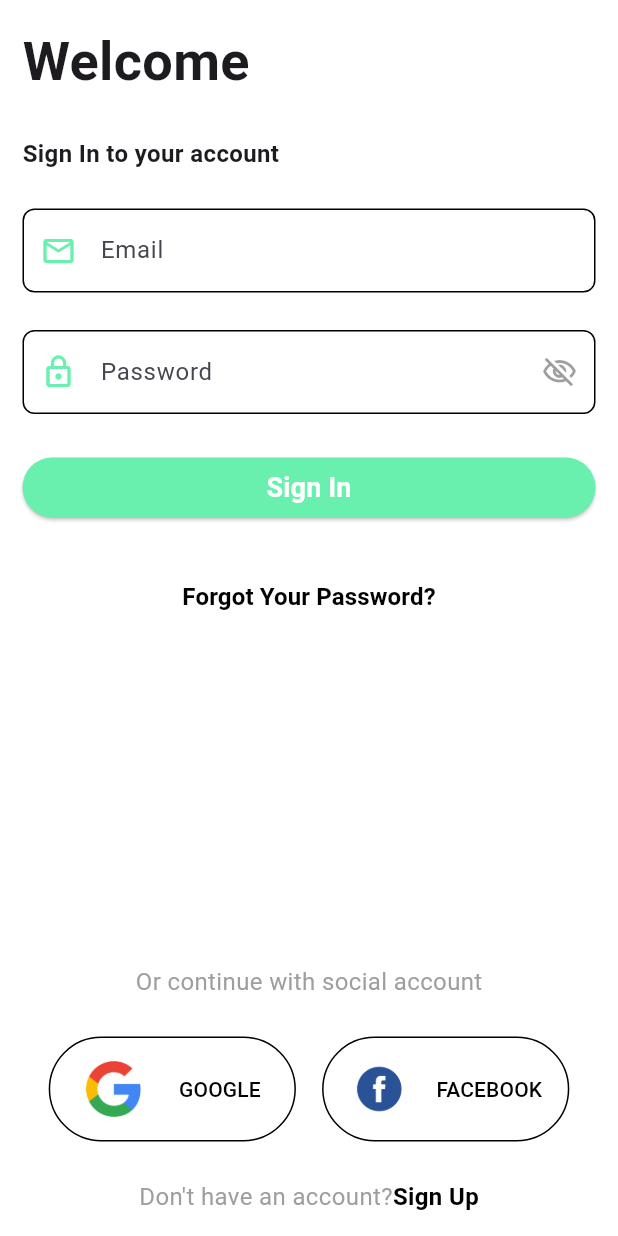
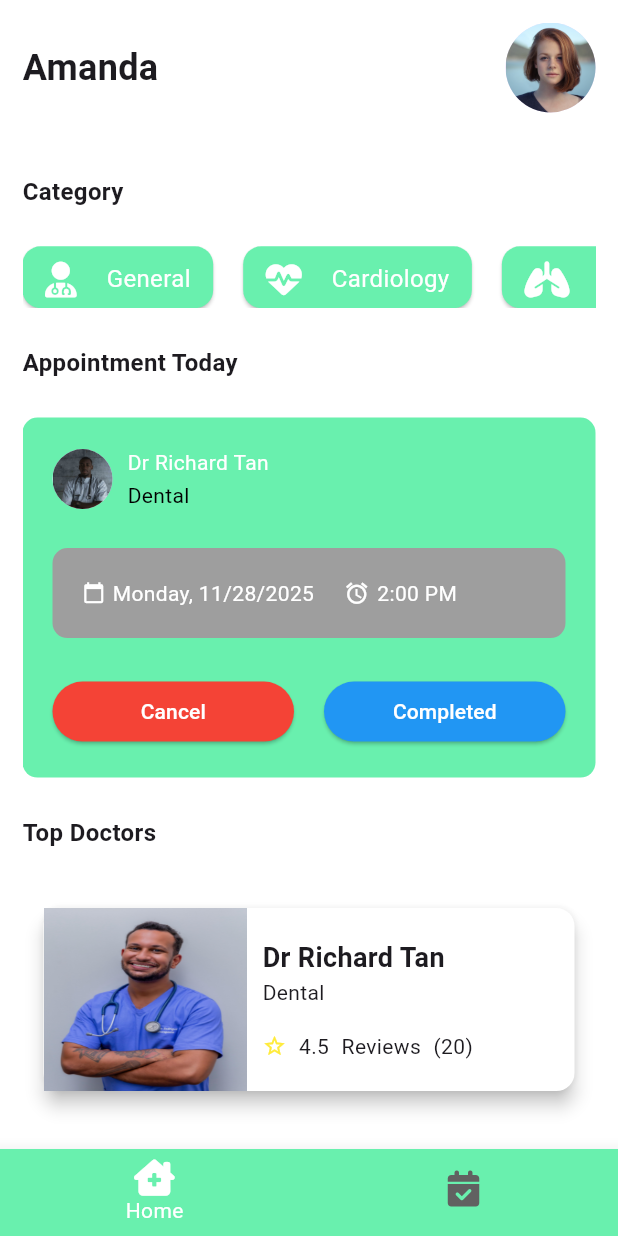
Before and after one commit to Angel-HC554/doctor_appointment_app, a Flutter app: the screen it shows after launch, after a tap on "Sign In", on a phone screen of 412 x 824 dp. Run offline on Flutter 3.47's test engine with Material 3 defaults, Android fonts, the phone set to English and light mode, and no system bars; our stand-ins replace font_awesome_flutter.

Commit message:
Main Layout and Home Page

```diff
--- /dev/null
+++ b/lib/components/appointment_card.dart
@@ -0,0 +1,124 @@
+import 'package:flutter/material.dart';
+import 'package:doctor_appointment_app/main.dart';
+import 'package:doctor_appointment_app/utils/config.dart';
+
+class AppointmentCard extends StatefulWidget {
+  AppointmentCard({Key? key}) : super(key: key);
+
+  @override
+  State<AppointmentCard> createState() => _AppointmentCardState();
+}
+
+class _AppointmentCardState extends State<AppointmentCard> {
+  @override
+  Widget build(BuildContext context) {
+    return Container(
+      width: double.infinity,
+      decoration: BoxDecoration(
+        color: Config.primaryColor,
+        borderRadius: BorderRadius.circular(10),
+      ),
+      child: Material(
+        color: Colors.transparent,
+        child: Padding(
+          padding: const EdgeInsets.all(20),
+          child: Column(
+            children: <Widget>[
+              Row(
+                children: [
+                  const CircleAvatar(
+                    backgroundImage: AssetImage(
+                      'assets/doctor_1.jpg',
+                    ), //imagen de doctor
+                  ),
+                  const SizedBox(width: 10),
+                  Column(
+                    mainAxisAlignment: MainAxisAlignment.center,
+                    crossAxisAlignment: CrossAxisAlignment.start,
+                    children: const <Widget>[
+                      Text(
+                        'Dr Richard Tan',
+                        style: TextStyle(color: Colors.white),
+                      ),
+                      SizedBox(height: 2),
+                      Text('Dental', style: TextStyle(color: Colors.black)),
+                    ],
+                  ),
+                ],
+              ),
+              Config.spaceSmall,
+              //Schedule info
+              const ScheduleCard(),
+              Config.spaceSmall,
+              //Action button
+              Row(
+                mainAxisAlignment: MainAxisAlignment.spaceBetween,
+                children: [
+                  Expanded(
+                    child: ElevatedButton(
+                      style: ElevatedButton.styleFrom(
+                        backgroundColor: Colors.red,
+                      ),
+                      child: const Text(
+                        'Cancel',
+                        style: TextStyle(color: Colors.white),
+                      ),
+                      onPressed: () {},
+                    ),
+                  ),
+                  const SizedBox(width: 20),
+                  Expanded(
+                    child: ElevatedButton(
+                      style: ElevatedButton.styleFrom(
+                        backgroundColor: Colors.blue,
+                      ),
+                      child: const Text(
+                        'Completed',
+                        style: TextStyle(color: Colors.white),
+                      ),
+                      onPressed: () {},
+                    ),
+                  ),
+                ],
+              ),
+            ],
+          ),
+        ),
+      ),
+    );
+  }
+}
+
+//Schedule Widget
+class ScheduleCard extends StatelessWidget {
+  const ScheduleCard({Key? key}) : super(key: key);
+
+  @override
+  Widget build(BuildContext context) {
+    return Container(
+      decoration: BoxDecoration(
+        color: Colors.grey,
+        borderRadius: BorderRadius.circular(10),
+      ),
+      width: double.infinity,
+      padding: const EdgeInsets.all(20),
+      child: Row(
+        crossAxisAlignment: CrossAxisAlignment.center,
+        children: <Widget>[
+          Icon(Icons.calendar_today, color: Colors.white, size: 15),
+          SizedBox(width: 5),
+          Text(
+            'Monday, 11/28/2025',
+            style: const TextStyle(color: Colors.white),
+          ),
+          SizedBox(width: 20),
+          Icon(Icons.access_alarm, color: Colors.white, size: 17),
+          SizedBox(width: 5),
+          Flexible(
+            child: Text('2:00 PM', style: const TextStyle(color: Colors.white)),
+          ),
+        ],
+      ),
+    );
+  }
+}
--- /dev/null
+++ b/lib/components/doctor_card.dart
@@ -0,0 +1,80 @@
+import 'package:doctor_appointment_app/utils/config.dart';
+import 'package:flutter/material.dart';
+
+class DoctorCard extends StatefulWidget {
+  const DoctorCard({Key? key}) : super(key: key);
+
+  @override
+  State<DoctorCard> createState() => _DoctorCardState();
+}
+
+class _DoctorCardState extends State<DoctorCard> {
+  @override
+  Widget build(BuildContext context) {
+    Config().init(context);
+    return Container(
+      padding: const EdgeInsets.symmetric(horizontal: 10, vertical: 10),
+      height: 150,
+      child: GestureDetector(
+        child: Card(
+          elevation: 5,
+          color: Colors.white,
+          child: Row(
+            children: [
+              SizedBox(
+                width: Config.widthSize * 0.33,
+                child: Image.asset('assets/doctor_2.jpg', fit: BoxFit.fill),
+              ),
+              Flexible(
+                child: Padding(
+                  padding: const EdgeInsets.symmetric(
+                    horizontal: 10,
+                    vertical: 20,
+                  ),
+                  child: Column(
+                    crossAxisAlignment: CrossAxisAlignment.start,
+                    children: <Widget>[
+                      const Text(
+                        'Dr Richard Tan',
+                        style: TextStyle(
+                          fontSize: 18,
+                          fontWeight: FontWeight.bold,
+                        ),
+                      ),
+                      const Text(
+                        'Dental',
+                        style: TextStyle(
+                          fontSize: 14,
+                          fontWeight: FontWeight.normal,
+                        ),
+                      ),
+                      const Spacer(),
+                      Row(
+                        mainAxisAlignment: MainAxisAlignment.start,
+                        children: const <Widget>[
+                          Icon(
+                            Icons.star_border,
+                            color: Colors.yellow,
+                            size: 16,
+                          ),
+                          Spacer(flex: 1),
+                          Text('4.5'),
+                          Spacer(flex: 1),
+                          Text('Reviews'),
+                          Spacer(flex: 1),
+                          Text('(20)'),
+                          Spacer(flex: 7),
+                        ],
+                      ),
+                    ],
+                  ),
+                ),
+              ),
+            ],
+          ),
+        ),
+        onTap: () {}, //redirect to doctor details
+      ),
+    );
+  }
+}
--- a/lib/components/login_form.dart
+++ b/lib/components/login_form.dart
@@ -70,7 +70,9 @@ class _LoginFormState extends State<LoginForm> {
           Button(
             width: double.infinity,
             title: 'Sign In',
-            onPressed: () {},
+            onPressed: () {
+              Navigator.of(context).pushNamed('main');
+            },
             disable: false,
           ),
         ],
--- a/lib/main.dart
+++ b/lib/main.dart
@@ -1,7 +1,7 @@
 import 'package:flutter/material.dart';
 import 'package:doctor_appointment_app/utils/config.dart';
 import 'package:doctor_appointment_app/screens/auth_page.dart';
-import 'package:doctor_appointment_app/screens/main_layout.dart';
+import 'package:doctor_appointment_app/main_layout.dart';
 
 void main() {
   runApp(const MyApp());
--- /dev/null
+++ b/lib/main_layout.dart
@@ -0,0 +1,54 @@
+import 'package:doctor_appointment_app/screens/home_page.dart';
+import 'package:flutter/material.dart';
+import 'package:doctor_appointment_app/screens/appointment_page.dart';
+import 'package:font_awesome_flutter/font_awesome_flutter.dart';
+
+class MainLayout extends StatefulWidget {
+  const MainLayout({Key? key}) : super(key: key);
+
+  @override
+  State<MainLayout> createState() => _MainLayoutState();
+}
+
+class _MainLayoutState extends State<MainLayout> {
+  int currentPage = 0;
+  final PageController _page = PageController();
+  @override
+  Widget build(BuildContext context) {
+    return Scaffold(
+      body: PageView(
+        controller: _page,
+        onPageChanged: ((value) {
+          setState(() {
+            //Actualiza pagina del index cuando el tab es presionado
+            currentPage = value;
+          });
+        }),
+        children: const <Widget>[HomePage(), AppointmentPage()],
+      ),
+      bottomNavigationBar: BottomNavigationBar(
+        currentIndex: currentPage,
+        onTap: (page) {
+          setState(() {
+            currentPage = page;
+            _page.animateToPage(
+              page,
+              duration: const Duration(milliseconds: 500),
+              curve: Curves.easeInOut,
+            );
+          });
+        },
+        items: const <BottomNavigationBarItem>[
+          BottomNavigationBarItem(
+            icon: FaIcon(FontAwesomeIcons.houseChimneyMedical),
+            label: 'Home',
+          ),
+          BottomNavigationBarItem(
+            icon: FaIcon(FontAwesomeIcons.solidCalendarCheck),
+            label: 'Appointments',
+          ),
+        ],
+      ),
+    );
+  }
+}
--- /dev/null
+++ b/lib/screens/appointment_page.dart
@@ -0,0 +1,15 @@
+import 'package:flutter/material.dart';
+
+class AppointmentPage extends StatefulWidget {
+  const AppointmentPage({Key? key}) : super(key: key);
+
+  @override
+  State<AppointmentPage> createState() => _AppointmentPageState();
+}
+
+class _AppointmentPageState extends State<AppointmentPage> {
+  @override
+  Widget build(BuildContext context) {
+    return Center(child: Text('Appointment Page'));
+  }
+}
--- /dev/null
+++ b/lib/screens/home_page.dart
@@ -0,0 +1,130 @@
+import 'package:doctor_appointment_app/components/appointment_card.dart';
+import 'package:doctor_appointment_app/components/doctor_card.dart';
+import 'package:doctor_appointment_app/utils/config.dart';
+import 'package:flutter/material.dart';
+import 'package:font_awesome_flutter/font_awesome_flutter.dart';
+
+class HomePage extends StatefulWidget {
+  const HomePage({Key? key}) : super(key: key);
+
+  @override
+  State<HomePage> createState() => _HomePageState();
+}
+
+class _HomePageState extends State<HomePage> {
+  //
+  List<Map<String, dynamic>> medCat = [
+    {"icon": FontAwesomeIcons.userDoctor, "category": "General"},
+    {"icon": FontAwesomeIcons.heartPulse, "category": "Cardiology"},
+    {"icon": FontAwesomeIcons.lungs, "category": "Respirations"},
+    {"icon": FontAwesomeIcons.hand, "category": "Dermatology"},
+    {"icon": FontAwesomeIcons.personPregnant, "category": "Gynecology"},
+    {"icon": FontAwesomeIcons.teeth, "category": "Dental"},
+  ];
+  //
+  @override
+  Widget build(BuildContext context) {
+    Config().init(context);
+    return Scaffold(
+      body: Padding(
+        padding: const EdgeInsets.symmetric(horizontal: 15, vertical: 15),
+        child: SafeArea(
+          child: SingleChildScrollView(
+            child: Column(
+              mainAxisAlignment: MainAxisAlignment.start,
+              crossAxisAlignment: CrossAxisAlignment.start,
+              children: <Widget>[
+                Row(
+                  mainAxisAlignment: MainAxisAlignment.spaceBetween,
+                  children: const <Widget>[
+                    Text(
+                      'Amanda',
+                      style: TextStyle(
+                        fontSize: 24,
+                        fontWeight: FontWeight.bold,
+                      ),
+                    ),
+                    SizedBox(
+                      child: CircleAvatar(
+                        radius: 30,
+                        backgroundImage: AssetImage(
+                          'assets/profile1.jpg',
+                        ), //imagen de perfil
+                      ),
+                    ),
+                  ],
+                ),
+                Config.spaceMedium,
+                //lista de categorias
+                const Text(
+                  'Category',
+                  style: TextStyle(fontSize: 16, fontWeight: FontWeight.bold),
+                ),
+                Config.spaceSmall,
+                //build category list
+                SizedBox(
+                  height: Config.heightSize * 0.05,
+                  child: ListView(
+                    scrollDirection: Axis.horizontal,
+                    children: List<Widget>.generate(medCat.length, (index) {
+                      return Card(
+                        margin: const EdgeInsets.only(right: 20),
+                        color: Config.primaryColor,
+                        child: Padding(
+                          padding: const EdgeInsets.symmetric(
+                            horizontal: 15,
+                            vertical: 10,
+                          ),
+                          child: Row(
+                            mainAxisAlignment: MainAxisAlignment.spaceAround,
+                            children: <Widget>[
+                              FaIcon(
+                                medCat[index]['icon'],
+                                color: Colors.white,
+                              ),
+
+                              const SizedBox(width: 20),
+                              Text(
+                                medCat[index]['category'],
+                                style: const TextStyle(
+                                  fontSize: 16,
+                                  color: Colors.white,
+                                ),
+                              ),
+                            ],
+                          ),
+                        ),
+                      );
+                    }),
+                  ),
+                ),
+                Config.spaceSmall,
+                const Text(
+                  'Appointment Today',
+                  style: TextStyle(fontSize: 16, fontWeight: FontWeight.bold),
+                ),
+                Config.spaceSmall,
+                //display appointment card here
+                AppointmentCard(),
+                Config.spaceSmall,
+                Text(
+                  'Top Doctors',
+                  style: TextStyle(fontSize: 16, fontWeight: FontWeight.bold),
+                ),
+
+                //list of top doctors
+                //doctor card here
+                Config.spaceSmall,
+                Column(
+                  children: List.generate(10, (index) {
+                    return DoctorCard();
+                  }),
+                ),
+              ],
+            ),
+          ),
+        ),
+      ),
+    );
+  }
+}
--- a/lib/screens/main_layout.dart
+++ /dev/null
@@ -1,15 +0,0 @@
-import 'package:flutter/material.dart';
-
-class MainLayout extends StatefulWidget {
-  const MainLayout({Key? key}) : super(key: key);
-
-  @override
-  State<MainLayout> createState() => _MainLayoutState();
-}
-
-class _MainLayoutState extends State<MainLayout> {
-  @override
-  Widget build(BuildContext context) {
-    return Scaffold();
-  }
-}
```
Also changed, not shown: assets/doctor_1.jpg (added), assets/doctor_2.jpg (added), assets/profile1.jpg (added).
